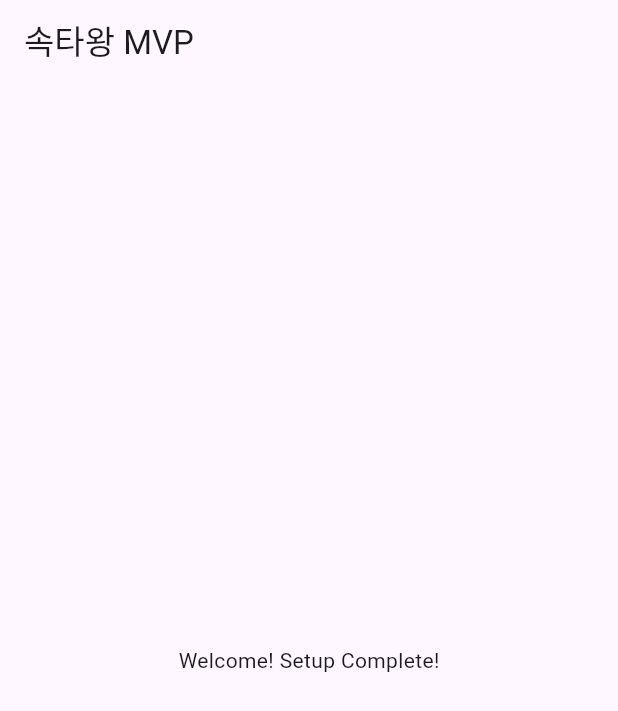
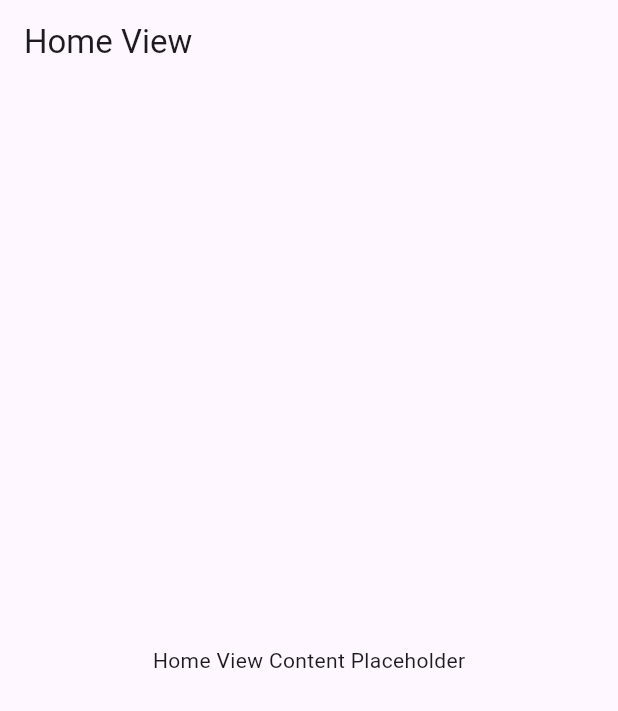
Before and after one commit to Snare87/soktawang-mvp, a Flutter app: the screen it shows after launch, on a phone screen of 412 x 824 dp. Shown: the top 711 px of the screen. Run offline on Flutter 3.47's test engine with Material 3 defaults, Android fonts, the phone set to English and light mode, and no system bars; our stand-ins replace flutter_riverpod.

Commit message:
Feat: Implement basic UI skeleton and run app

```diff
--- a/Client/lib/main.dart
+++ b/Client/lib/main.dart
@@ -1,5 +1,6 @@
 import 'package:flutter/material.dart';
-import 'package:flutter_riverpod/flutter_riverpod.dart'; // Riverpod 패키지 import
+import 'package:flutter_riverpod/flutter_riverpod.dart';// Riverpod 패키지 import
+import 'views/home_view.dart';
 
 void main() {
   // 앱 전체를 ProviderScope로 감싸서 Riverpod 상태 관리를 활성화합니다.
@@ -19,15 +20,7 @@ class MyApp extends ConsumerWidget {
         colorScheme: ColorScheme.fromSeed(seedColor: Colors.deepPurple),
         useMaterial3: true,
       ),
-      home: Scaffold( // 가장 기본적인 화면 구조 (임시 홈 화면)
-        appBar: AppBar(
-          title: const Text('속타왕 MVP'), // 화면 상단 바 제목
-        ),
-        body: const Center(
-          child: Text('Welcome! Setup Complete!'), // 화면 중앙 텍스트
-        ),
-      ),
-      // debugShowCheckedModeBanner: false, // 개발 중 디버그 배너 숨기려면 주석 해제
+      home: const HomeView(),
     );
   }
 }
--- /dev/null
+++ b/Client/lib/views/home_view.dart
@@ -0,0 +1,23 @@
+import 'package:flutter/material.dart';
+import 'package:flutter_riverpod/flutter_riverpod.dart';
+
+// ↓↓↓ 클래스 이름은 파일명에 맞게 변경 (예: LobbyView, TypingView)
+class HomeView extends ConsumerWidget {
+  // ↓↓↓ 여기도 클래스 이름과 동일하게 변경
+  const HomeView({super.key});
+
+  @override
+  Widget build(BuildContext context, WidgetRef ref) {
+    // Scaffold는 기본적인 화면 레이아웃 구조를 제공합니다.
+    return Scaffold(
+      appBar: AppBar(
+         // ↓↓↓ AppBar 제목도 화면에 맞게 변경
+        title: const Text('Home View'),
+      ),
+      body: const Center(
+         // ↓↓↓ Body 내용도 화면에 맞게 변경 (일단은 텍스트만)
+        child: Text('Home View Content Placeholder'),
+      ),
+    );
+  }
+}
```
Also changed, not shown: Client/lib/views/lobby_view.dart (added, +23 -0 lines), Client/lib/views/result_sheet.dart (added, +23 -0 lines), Client/lib/views/shop_view.dart (added, +23 -0 lines), Client/lib/views/typing_view.dart (added, +23 -0 lines).
